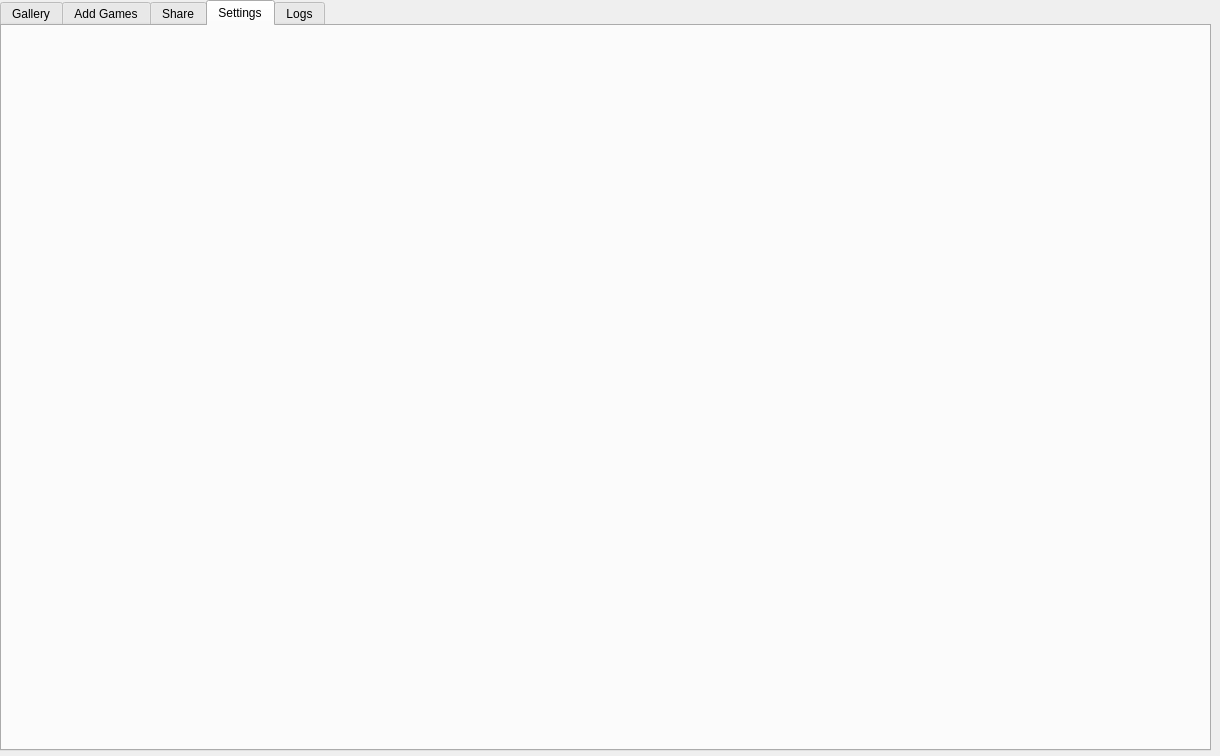
This is main_window.ui in RealMrObvious/echo-replay as Qt 5 draws it before an edit. The edited form follows.
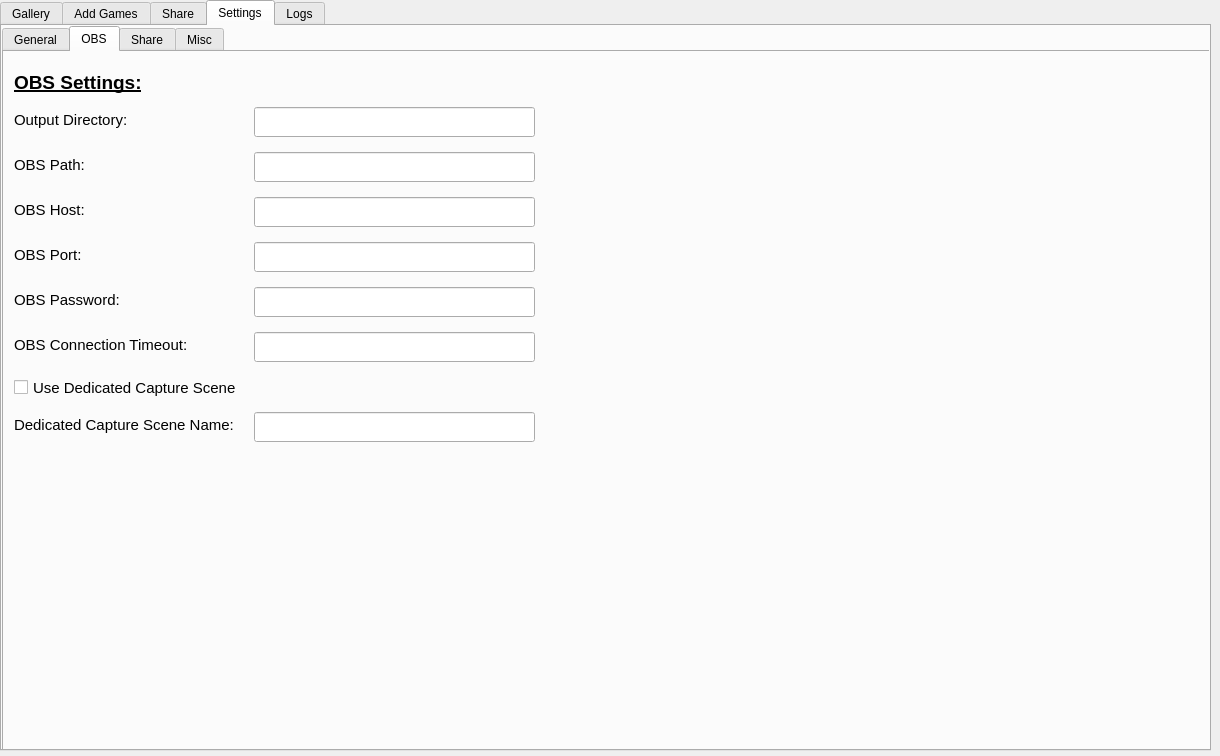
This is the edited form. The open tabs and pages were chosen to show the change.

Commit message: add: put in some basics for the settings ui

```diff
--- a/main_window.ui
+++ b/main_window.ui
@@ -238,6 +238,443 @@
      <attribute name="title">
       <string>Settings</string>
      </attribute>
+     <widget class="QTabWidget" name="settings_sub_menu">
+      <property name="geometry">
+       <rect>
+        <x>0</x>
+        <y>0</y>
+        <width>1211</width>
+        <height>732</height>
+       </rect>
+      </property>
+      <property name="currentIndex">
+       <number>1</number>
+      </property>
+      <widget class="QWidget" name="General">
+       <attribute name="title">
+        <string>General</string>
+       </attribute>
+       <widget class="QLabel" name="settings_general_title">
+        <property name="geometry">
+         <rect>
+          <x>10</x>
+          <y>10</y>
+          <width>191</width>
+          <height>41</height>
+         </rect>
+        </property>
+        <property name="font">
+         <font>
+          <pointsize>14</pointsize>
+          <bold>true</bold>
+          <underline>true</underline>
+         </font>
+        </property>
+        <property name="text">
+         <string>General Settings</string>
+        </property>
+       </widget>
+       <widget class="QCheckBox" name="settings_start_min_checkbox">
+        <property name="geometry">
+         <rect>
+          <x>10</x>
+          <y>60</y>
+          <width>151</width>
+          <height>41</height>
+         </rect>
+        </property>
+        <property name="font">
+         <font>
+          <pointsize>11</pointsize>
+         </font>
+        </property>
+        <property name="text">
+         <string>Start Minimized</string>
+        </property>
+       </widget>
+       <widget class="QCheckBox" name="settings_capture_mic_checkbox">
+        <property name="geometry">
+         <rect>
+          <x>10</x>
+          <y>100</y>
+          <width>151</width>
+          <height>41</height>
+         </rect>
+        </property>
+        <property name="font">
+         <font>
+          <pointsize>11</pointsize>
+         </font>
+        </property>
+        <property name="text">
+         <string>Capture Mic</string>
+        </property>
+       </widget>
+       <widget class="QLineEdit" name="settings_hotkey_textbox">
+        <property name="geometry">
+         <rect>
+          <x>160</x>
+          <y>145</y>
+          <width>281</width>
+          <height>30</height>
+         </rect>
+        </property>
+       </widget>
+       <widget class="QLabel" name="settings_hotkey_label">
+        <property name="geometry">
+         <rect>
+          <x>10</x>
+          <y>150</y>
+          <width>141</width>
+          <height>16</height>
+         </rect>
+        </property>
+        <property name="font">
+         <font>
+          <pointsize>11</pointsize>
+          <bold>false</bold>
+         </font>
+        </property>
+        <property name="text">
+         <string>Hotkey:</string>
+        </property>
+       </widget>
+      </widget>
+      <widget class="QWidget" name="settings_capture_tab">
+       <attribute name="title">
+        <string>OBS</string>
+       </attribute>
+       <widget class="QLabel" name="settings_obs_title">
+        <property name="geometry">
+         <rect>
+          <x>10</x>
+          <y>10</y>
+          <width>191</width>
+          <height>41</height>
+         </rect>
+        </property>
+        <property name="font">
+         <font>
+          <pointsize>14</pointsize>
+          <bold>true</bold>
+          <underline>true</underline>
+         </font>
+        </property>
+        <property name="text">
+         <string>OBS Settings:</string>
+        </property>
+       </widget>
+       <widget class="QLineEdit" name="settings_output_dir_textbox">
+        <property name="geometry">
+         <rect>
+          <x>250</x>
+          <y>55</y>
+          <width>281</width>
+          <height>30</height>
+         </rect>
+        </property>
+       </widget>
+       <widget class="QLabel" name="settings_output_dir_label">
+        <property name="geometry">
+         <rect>
+          <x>10</x>
+          <y>60</y>
+          <width>141</width>
+          <height>16</height>
+         </rect>
+        </property>
+        <property name="font">
+         <font>
+          <pointsize>11</pointsize>
+          <bold>false</bold>
+         </font>
+        </property>
+        <property name="text">
+         <string>Output Directory:</string>
+        </property>
+       </widget>
+       <widget class="QLineEdit" name="settings_path_textbox">
+        <property name="geometry">
+         <rect>
+          <x>250</x>
+          <y>100</y>
+          <width>281</width>
+          <height>30</height>
+         </rect>
+        </property>
+       </widget>
+       <widget class="QLabel" name="settings_path_label">
+        <property name="geometry">
+         <rect>
+          <x>10</x>
+          <y>105</y>
+          <width>141</width>
+          <height>16</height>
+         </rect>
+        </property>
+        <property name="font">
+         <font>
+          <pointsize>11</pointsize>
+          <bold>false</bold>
+         </font>
+        </property>
+        <property name="text">
+         <string>OBS Path:</string>
+        </property>
+       </widget>
+       <widget class="QLabel" name="settings_host_label">
+        <property name="geometry">
+         <rect>
+          <x>10</x>
+          <y>150</y>
+          <width>141</width>
+          <height>16</height>
+         </rect>
+        </property>
+        <property name="font">
+         <font>
+          <pointsize>11</pointsize>
+          <bold>false</bold>
+         </font>
+        </property>
+        <property name="text">
+         <string>OBS Host:</string>
+        </property>
+       </widget>
+       <widget class="QLineEdit" name="settings_host_textbox">
+        <property name="geometry">
+         <rect>
+          <x>250</x>
+          <y>145</y>
+          <width>281</width>
+          <height>30</height>
+         </rect>
+        </property>
+       </widget>
+       <widget class="QLineEdit" name="settings_port_textbox">
+        <property name="geometry">
+         <rect>
+          <x>250</x>
+          <y>190</y>
+          <width>281</width>
+          <height>30</height>
+         </rect>
+        </property>
+       </widget>
+       <widget class="QLabel" name="settings_port_label">
+        <property name="geometry">
+         <rect>
+          <x>10</x>
+          <y>195</y>
+          <width>141</width>
+          <height>16</height>
+         </rect>
+        </property>
+        <property name="font">
+         <font>
+          <pointsize>11</pointsize>
+          <bold>false</bold>
+         </font>
+        </property>
+        <property name="text">
+         <string>OBS Port:</string>
+        </property>
+       </widget>
+       <widget class="QLineEdit" name="settings_connection_timeout_textbox">
+        <property name="geometry">
+         <rect>
+          <x>250</x>
+          <y>280</y>
+          <width>281</width>
+          <height>30</height>
+         </rect>
+        </property>
+       </widget>
+       <widget class="QLabel" name="settings_connection_timeout_label">
+        <property name="geometry">
+         <rect>
+          <x>10</x>
+          <y>285</y>
+          <width>181</width>
+          <height>16</height>
+         </rect>
+        </property>
+        <property name="font">
+         <font>
+          <pointsize>11</pointsize>
+          <bold>false</bold>
+         </font>
+        </property>
+        <property name="text">
+         <string>OBS Connection Timeout:</string>
+        </property>
+       </widget>
+       <widget class="QLineEdit" name="settings_password_textbox">
+        <property name="geometry">
+         <rect>
+          <x>250</x>
+          <y>235</y>
+          <width>281</width>
+          <height>30</height>
+         </rect>
+        </property>
+       </widget>
+       <widget class="QLabel" name="settings_password_label">
+        <property name="geometry">
+         <rect>
+          <x>10</x>
+          <y>240</y>
+          <width>141</width>
+          <height>16</height>
+         </rect>
+        </property>
+        <property name="font">
+         <font>
+          <pointsize>11</pointsize>
+          <bold>false</bold>
+         </font>
+        </property>
+        <property name="text">
+         <string>OBS Password:</string>
+        </property>
+       </widget>
+       <widget class="QCheckBox" name="settings_dedicated_scene_checkbox">
+        <property name="geometry">
+         <rect>
+          <x>10</x>
+          <y>315</y>
+          <width>231</width>
+          <height>41</height>
+         </rect>
+        </property>
+        <property name="font">
+         <font>
+          <pointsize>11</pointsize>
+         </font>
+        </property>
+        <property name="text">
+         <string>Use Dedicated Capture Scene</string>
+        </property>
+       </widget>
+       <widget class="QLineEdit" name="settings_dedicated_scene_textbox">
+        <property name="geometry">
+         <rect>
+          <x>250</x>
+          <y>360</y>
+          <width>281</width>
+          <height>30</height>
+         </rect>
+        </property>
+       </widget>
+       <widget class="QLabel" name="settings_dedicated_scene_label">
+        <property name="geometry">
+         <rect>
+          <x>10</x>
+          <y>365</y>
+          <width>221</width>
+          <height>16</height>
+         </rect>
+        </property>
+        <property name="font">
+         <font>
+          <pointsize>11</pointsize>
+          <bold>false</bold>
+         </font>
+        </property>
+        <property name="text">
+         <string>Dedicated Capture Scene Name:</string>
+        </property>
+       </widget>
+      </widget>
+      <widget class="QWidget" name="Share">
+       <attribute name="title">
+        <string>Share</string>
+       </attribute>
+       <widget class="QLabel" name="settings_resolution_label">
+        <property name="geometry">
+         <rect>
+          <x>10</x>
+          <y>106</y>
+          <width>141</width>
+          <height>16</height>
+         </rect>
+        </property>
+        <property name="font">
+         <font>
+          <pointsize>11</pointsize>
+          <bold>false</bold>
+         </font>
+        </property>
+        <property name="text">
+         <string>Output Resolution:</string>
+        </property>
+       </widget>
+       <widget class="QLabel" name="settings_encoder_label">
+        <property name="geometry">
+         <rect>
+          <x>10</x>
+          <y>60</y>
+          <width>141</width>
+          <height>16</height>
+         </rect>
+        </property>
+        <property name="font">
+         <font>
+          <pointsize>11</pointsize>
+          <bold>false</bold>
+         </font>
+        </property>
+        <property name="text">
+         <string>Encoder:</string>
+        </property>
+       </widget>
+       <widget class="QComboBox" name="settings_encoder_dropdown">
+        <property name="geometry">
+         <rect>
+          <x>160</x>
+          <y>55</y>
+          <width>220</width>
+          <height>30</height>
+         </rect>
+        </property>
+       </widget>
+       <widget class="QLabel" name="settings_share_title">
+        <property name="geometry">
+         <rect>
+          <x>10</x>
+          <y>10</y>
+          <width>191</width>
+          <height>41</height>
+         </rect>
+        </property>
+        <property name="font">
+         <font>
+          <pointsize>14</pointsize>
+          <bold>true</bold>
+          <underline>true</underline>
+         </font>
+        </property>
+        <property name="text">
+         <string>Share Settings:</string>
+        </property>
+       </widget>
+       <widget class="QComboBox" name="settings_resolution_dropdown">
+        <property name="geometry">
+         <rect>
+          <x>160</x>
+          <y>100</y>
+          <width>220</width>
+          <height>30</height>
+         </rect>
+        </property>
+       </widget>
+      </widget>
+      <widget class="QWidget" name="Misc">
+       <attribute name="title">
+        <string>Misc</string>
+       </attribute>
+      </widget>
+     </widget>
     </widget>
     <widget class="QWidget" name="logs_tab">
      <attribute name="title">
```
Left out of the diff: 4 changed lines with no effect on the pictures. The commit also changes 3 other files.
